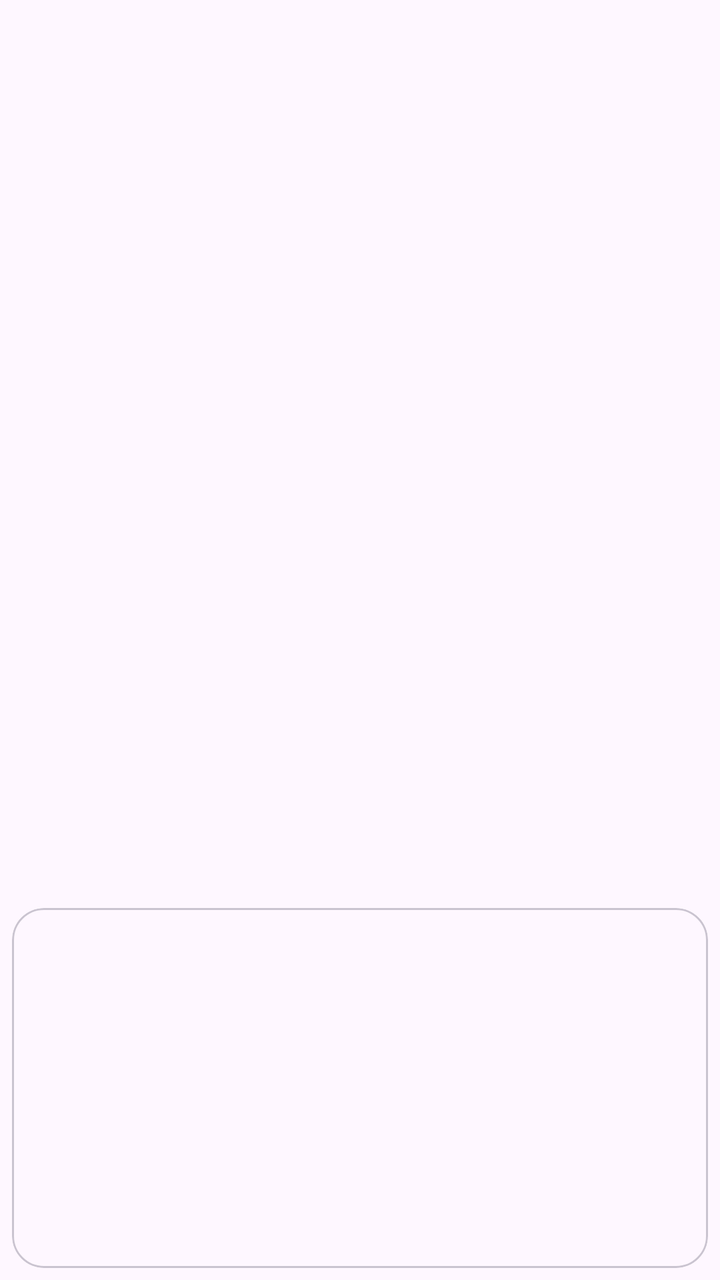
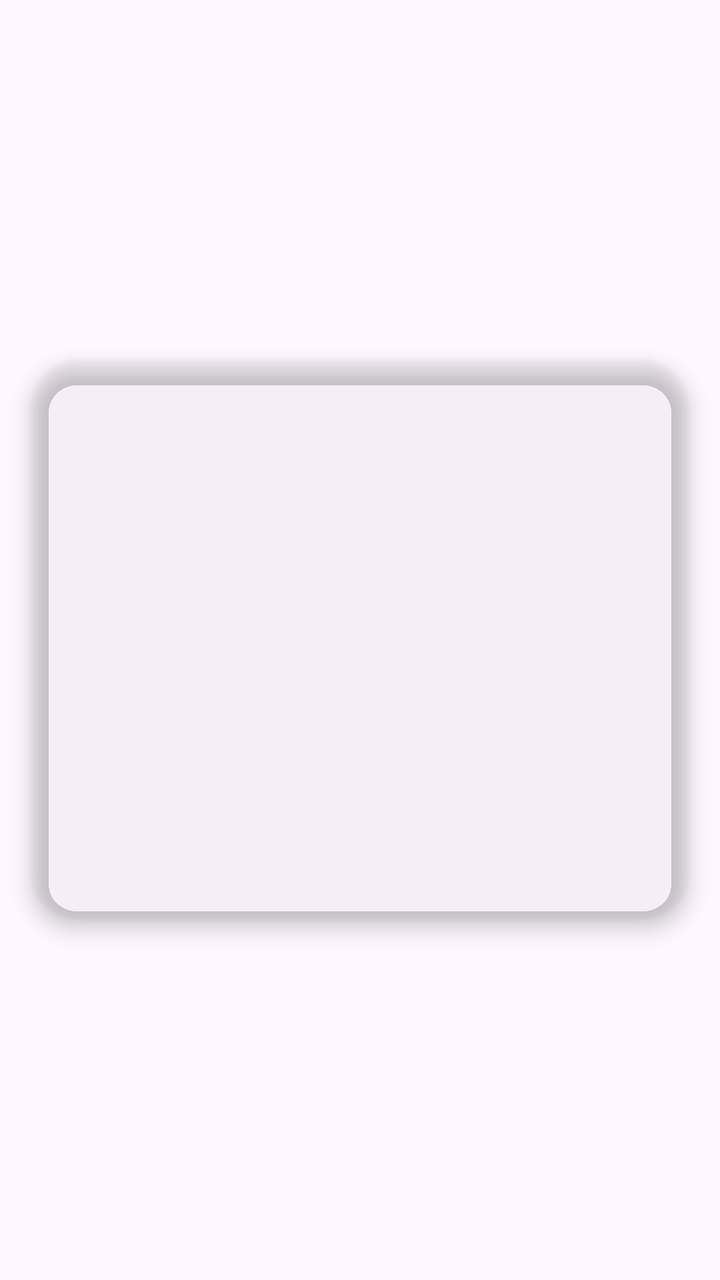

Two renders of the same Android screen: before a commit and after it. Below are the layout's source before the change and the commit's diff.
<!-- AndroidManifest.xml: application theme Theme.NASA -->
<!-- res/layout/item_detalis_card.xml -->
<?xml version="1.0" encoding="utf-8"?>
<androidx.constraintlayout.widget.ConstraintLayout
    xmlns:android="http://schemas.android.com/apk/res/android"
    xmlns:app="http://schemas.android.com/apk/res-auto"
    android:layout_width="match_parent"
    android:layout_height="match_parent">

    <com.google.android.material.card.MaterialCardView
        android:layout_width="match_parent"
        android:layout_height="180dp"
        android:layout_margin="6dp"
        app:cardCornerRadius="16dp"
        app:layout_constraintBottom_toBottomOf="parent"
        app:layout_constraintStart_toStartOf="parent"
        app:layout_constraintEnd_toEndOf="parent">

        <ImageView
            android:id="@+id/image"
            android:scaleType="centerCrop"
            android:layout_width="match_parent"
            android:layout_height="match_parent"/>

    </com.google.android.material.card.MaterialCardView>

</androidx.constraintlayout.widget.ConstraintLayout>
<!-- resources referenced by this layout -->
<resources>
  <style name="Theme.NASA" parent="Base.Theme.NASA" />
  <style name="Base.Theme.NASA" parent="Theme.Material3.DayNight.NoActionBar">
          
          
      </style>
</resources>

<!-- the commit's change to res/layout/item_detalis_card.xml (unified diff, before → after) -->
@@ -3,22 +3,26 @@
     xmlns:android="http://schemas.android.com/apk/res/android"
     xmlns:app="http://schemas.android.com/apk/res-auto"
     android:layout_width="match_parent"
-    android:layout_height="match_parent">
+    android:layout_height="wrap_content">
 
     <com.google.android.material.card.MaterialCardView
+        android:id="@+id/cardView"
         android:layout_width="match_parent"
-        android:layout_height="180dp"
-        android:layout_margin="6dp"
-        app:cardCornerRadius="16dp"
-        app:layout_constraintBottom_toBottomOf="parent"
+        android:layout_height="280dp"
+        android:layout_marginHorizontal="16dp"
+        android:layout_marginVertical="10dp"
+        app:cardCornerRadius="24dp"
+        app:cardElevation="6dp"
+        app:cardBackgroundColor="@android:color/transparent" app:strokeWidth="0dp" app:layout_constraintTop_toTopOf="parent"
         app:layout_constraintStart_toStartOf="parent"
-        app:layout_constraintEnd_toEndOf="parent">
+        app:layout_constraintEnd_toEndOf="parent"
+        app:layout_constraintBottom_toBottomOf="parent">
 
         <ImageView
             android:id="@+id/image"
-            android:scaleType="centerCrop"
             android:layout_width="match_parent"
-            android:layout_height="match_parent"/>
+            android:layout_height="match_parent"
+            android:scaleType="centerCrop" />
 
     </com.google.android.material.card.MaterialCardView>
 
